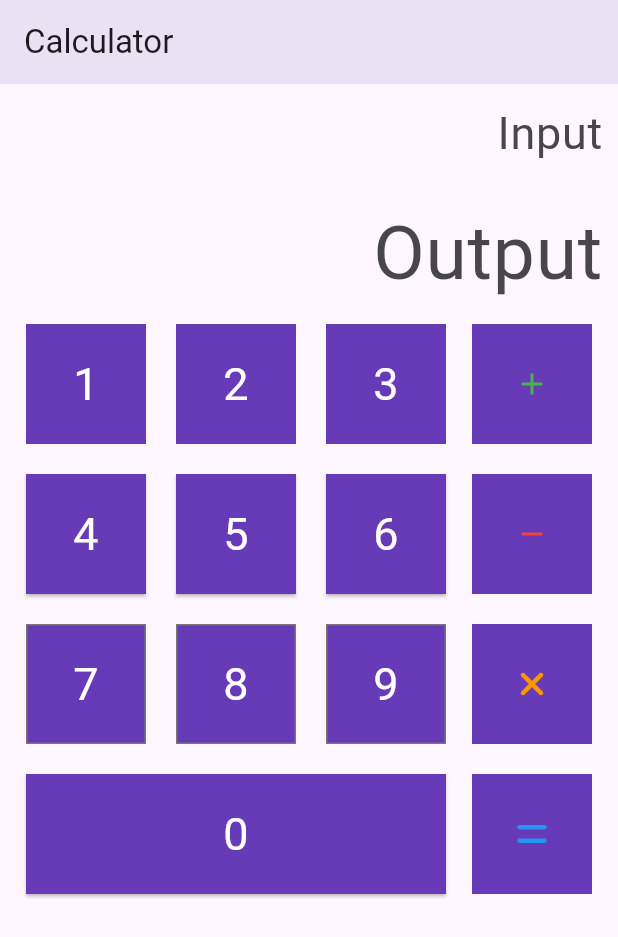
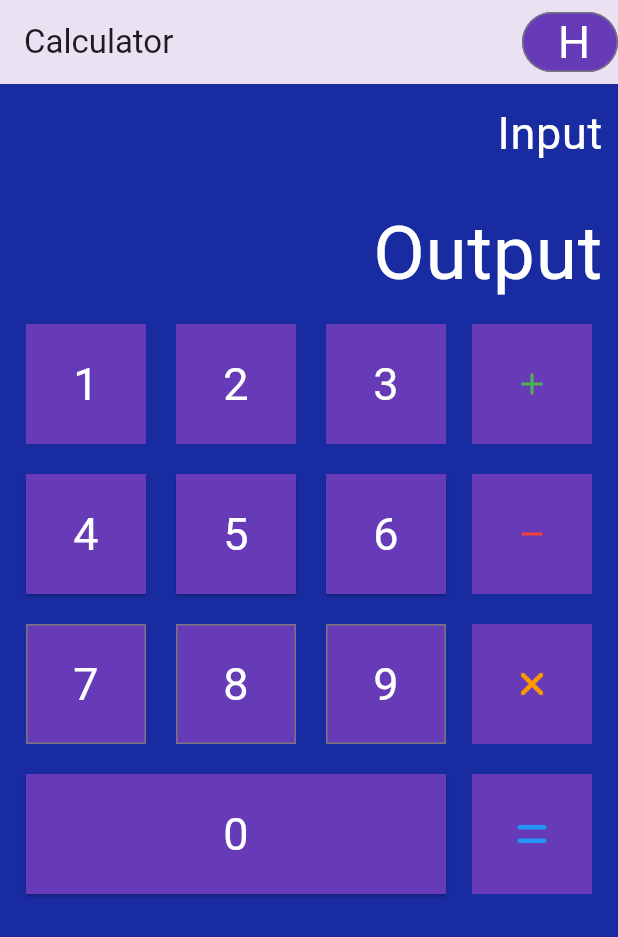
Before and after one commit to davjaw/flutter-calculator, a Flutter app: the screen it shows after launch, on a phone screen of 412 x 824 dp. Shown: the top 937 px of the screen. Run offline on Flutter 3.47's test engine with Material 3 defaults, Android fonts, the phone set to English and light mode, and no system bars.

Commit message:
Add background color, change textform font color, add history button

```diff
--- a/lib/widgets/HomePage.dart
+++ b/lib/widgets/HomePage.dart
@@ -2,6 +2,7 @@ import 'package:flutter/cupertino.dart';
 import 'package:flutter/material.dart';
 import 'package:flutter/widgets.dart';
 import 'package:lab02/widgets/Keyboard.dart';
+import 'package:lab02/widgets/OutlinedButtons.dart';
 import 'package:lab02/widgets/ViewField.dart';
 
 class HomePage extends StatefulWidget {
@@ -17,6 +18,7 @@ class _HomePageState extends State<HomePage> {
     return Scaffold(
       appBar: AppBar(
         title: const Text("Calculator"),
+        actions: [HistoryButton()],
         elevation: 10,
       ),
       body: const Column(
@@ -26,6 +28,7 @@ class _HomePageState extends State<HomePage> {
           Keyboard(),
         ],
       ),
+      backgroundColor: const Color.fromRGBO(25, 43, 161, 100),
     );
   }
 }
--- a/lib/widgets/OutlinedButtons.dart
+++ b/lib/widgets/OutlinedButtons.dart
@@ -1,3 +1,4 @@
+import 'package:flutter/cupertino.dart';
 import 'package:flutter/material.dart';
 
 class OutlinedButtonsTemplate extends StatelessWidget {
@@ -9,12 +10,14 @@ class OutlinedButtonsTemplate extends StatelessWidget {
     return OutlinedButton(
       onPressed: () => {},
       style: OutlinedButton.styleFrom(
-        fixedSize: const Size(80, 80),
+        fixedSize: buttonText != "H" ? Size(80, 80): const Size(10,10),
         backgroundColor: Colors.deepPurple,
         foregroundColor: Colors.white,
         textStyle: const TextStyle(fontSize: 30),
-        shape: const RoundedRectangleBorder(
-          borderRadius: BorderRadius.zero,
+        shape: RoundedRectangleBorder(
+          borderRadius: buttonText != "H" ? BorderRadius.zero : const BorderRadius.all(
+            Radius.circular(100)
+          ),
         ),
       ),
       child: Text(buttonText),
@@ -38,3 +41,12 @@ class SevenNineButtons extends StatelessWidget {
     );
   }
 }
+
+class HistoryButton extends StatelessWidget{
+  const HistoryButton({super.key});
+
+  @override
+  Widget build(BuildContext context){
+    return const OutlinedButtonsTemplate(buttonText: "H");
+  }
+}
--- a/lib/widgets/ViewField.dart
+++ b/lib/widgets/ViewField.dart
@@ -18,11 +18,14 @@ class _ViewFieldState extends State<ViewField> {
         keyboardType: TextInputType.number,
         textAlign: TextAlign.right,
         readOnly: true,
-        style: TextStyle(fontSize: widget.fontSize),
         decoration: InputDecoration(
           // border: OutlineInputBorder(),
           border: InputBorder.none,
           hintText: widget.fieldText,
+          hintStyle: TextStyle(
+            fontSize: widget.fontSize,
+            color: Colors.white,
+          ),
           contentPadding: const EdgeInsets.all(10.0),
         ),
     );
```
